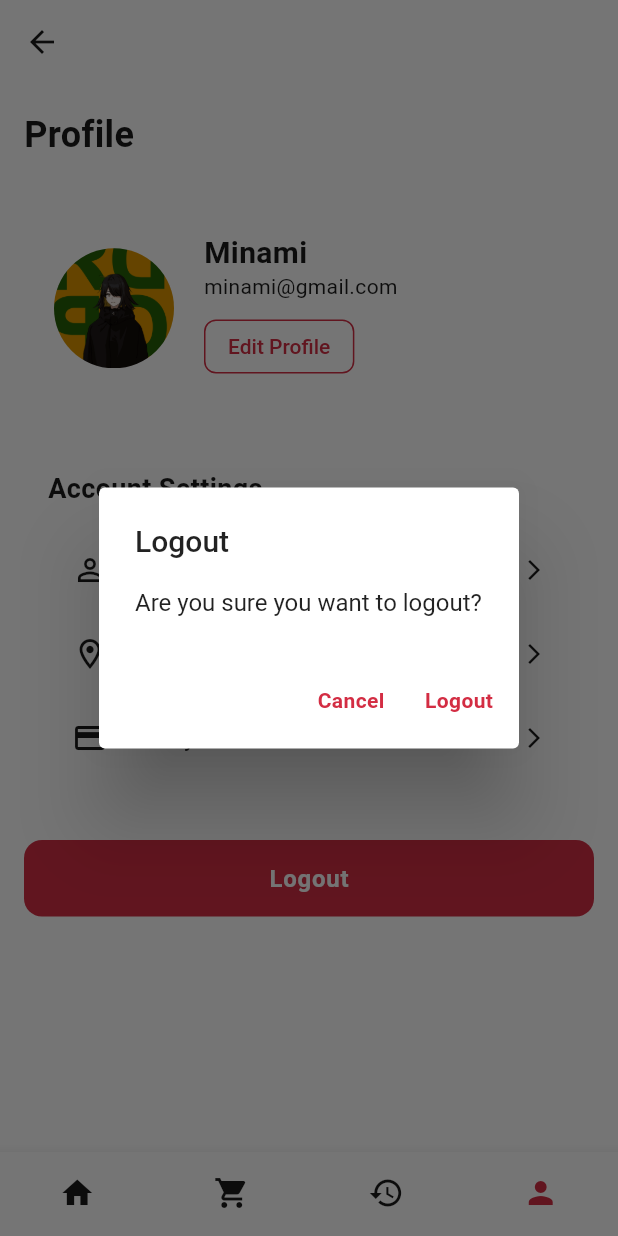
After one commit to jamesrhoey/RamenFullXpress, a Flutter app: the HomePage screen opened by its route, item 4 of the bottom bar chosen, after a tap on "Logout", on a phone screen of 412 x 824 dp. The commit adds this screen. Run offline on Flutter 3.47's test engine with Material 3 defaults, Android fonts, the phone set to English and light mode, and no system bars.

Commit message:
week 2 day 1 done

```diff
--- a/ramenmobileapp/lib/address_page.dart
+++ b/ramenmobileapp/lib/address_page.dart
@@ -1,7 +1,7 @@
 import 'package:flutter/material.dart';
 
 class AddressPage extends StatelessWidget {
-  const AddressPage({Key? key}) : super(key: key);
+  const AddressPage({super.key});
 
   @override
   Widget build(BuildContext context) {
@@ -52,8 +52,8 @@ class AddressPage extends StatelessWidget {
       floatingActionButton: FloatingActionButton(
         onPressed: () {},
         backgroundColor: Colors.red,
+        shape: RoundedRectangleBorder(borderRadius: BorderRadius.circular(12)),
         child: const Icon(Icons.add, color: Colors.white),
-        shape: RoundedRectangleBorder(borderRadius: BorderRadius.circular(12)),
       ),
       floatingActionButtonLocation: FloatingActionButtonLocation.endFloat,
       backgroundColor: Colors.white,
--- a/ramenmobileapp/lib/homepage.dart
+++ b/ramenmobileapp/lib/homepage.dart
@@ -266,7 +266,7 @@ class _HomePageState extends State<HomePage> {
                             ),
                           ),
                         );
-                      }).toList(),
+                      }),
                     ],
                   ),
                 ),
@@ -278,7 +278,7 @@ class _HomePageState extends State<HomePage> {
                   color: Colors.white,
                   boxShadow: [
                     BoxShadow(
-                      color: Colors.grey.withOpacity(0.1),
+                      color: Colors.grey.withValues(red: 128, green: 128, blue: 128, alpha: 10),
                       spreadRadius: 1,
                       blurRadius: 10,
                       offset: const Offset(0, -1),
@@ -556,7 +556,7 @@ class _HomePageState extends State<HomePage> {
           color: Colors.white,
           boxShadow: [
             BoxShadow(
-              color: Colors.grey.withOpacity(0.1),
+              color: Colors.grey.withValues(red: 128, green: 128, blue: 128, alpha: 10),
               spreadRadius: 1,
               blurRadius: 10,
               offset: const Offset(0, -1),
--- a/ramenmobileapp/lib/invoice_page.dart
+++ b/ramenmobileapp/lib/invoice_page.dart
@@ -247,7 +247,7 @@ class _InvoicePageState extends State<InvoicePage> {
                   ],
                 ),
               );
-            }).toList(),
+            }),
           ],
         ),
       ),
--- a/ramenmobileapp/lib/main.dart
+++ b/ramenmobileapp/lib/main.dart
@@ -157,6 +157,9 @@ class MyApp extends StatelessWidget {
         '/invoice': (context) => const InvoicePage(order: {}),
         '/notifications': (context) => const NotificationPage(),
         '/profile': (context) => const ProfilePage(),
+        '/edit-profile': (context) => const EditprofilePage(),
+        '/payment-method': (context) => const PaymentmethodPage(),
+        '/address': (context) => const AddressPage(),
       },
     );
   }
--- a/ramenmobileapp/lib/notification_page.dart
+++ b/ramenmobileapp/lib/notification_page.dart
@@ -81,11 +81,6 @@ class _NotificationPageState extends State<NotificationPage> {
     return _notifications.where((notification) => !notification['isRead']).toList();
   }
 
-  void _toggleNotificationFilter() {
-    setState(() {
-      _showAllNotifications = !_showAllNotifications;
-    });
-  }
 
   void _markAsRead(String notificationId) {
     setState(() {
@@ -233,13 +228,13 @@ class _NotificationPageState extends State<NotificationPage> {
         borderRadius: BorderRadius.circular(16),
         border: Border.all(
           color: isUnread
-              ? const Color(0xFFD32D43).withOpacity(0.2)
+              ? const Color(0xFFD32D43).withValues(red: 211, green: 45, blue: 67, alpha: 20)
               : Colors.grey[200]!,
           width: isUnread ? 2 : 1,
         ),
         boxShadow: [
           BoxShadow(
-            color: Colors.black.withOpacity(0.05),
+            color: Colors.black.withValues(red: 0, green: 0, blue: 0, alpha: 5),
             blurRadius: 10,
             offset: const Offset(0, 2),
           ),
--- a/ramenmobileapp/lib/order_history.dart
+++ b/ramenmobileapp/lib/order_history.dart
@@ -173,9 +173,6 @@ class _OrderHistoryPageState extends State<OrderHistoryPage> {
                               splashColor: Color(0x1AD32D43),
                               highlightColor: Colors.transparent,
                               onTap: () {
-                                // Debug: Print order data
-                                print('Navigating to invoice with order: $order');
-
                                 // Navigate to invoice page with order details
                                 Navigator.push(
                                   context,
@@ -279,7 +276,7 @@ class _OrderHistoryPageState extends State<OrderHistoryPage> {
                               ),
                             ),
                           );
-                        }).toList(),
+                        }),
                       ],
                     ),
                   ),
@@ -291,7 +288,7 @@ class _OrderHistoryPageState extends State<OrderHistoryPage> {
           color: Colors.white,
           boxShadow: [
             BoxShadow(
-              color: Colors.grey.withOpacity(0.1),
+              color: Colors.grey.withValues(red: 128, green: 128, blue: 128, alpha: 10),
               spreadRadius: 1,
               blurRadius: 10,
               offset: const Offset(0, -1),
--- a/ramenmobileapp/lib/payment_page.dart
+++ b/ramenmobileapp/lib/payment_page.dart
@@ -442,7 +442,7 @@ class _PaymentPageState extends State<PaymentPage> {
         color: Colors.white,
         boxShadow: [
           BoxShadow(
-            color: Colors.grey.withOpacity(0.1),
+            color: Colors.grey.withValues(red: 128, green: 128, blue: 128, alpha: 10),
             spreadRadius: 1,
             blurRadius: 10,
             offset: const Offset(0, -1),
--- /dev/null
+++ b/ramenmobileapp/lib/profile_page.dart
@@ -0,0 +1,303 @@
+import 'package:flutter/material.dart';
+
+
+class ProfilePage extends StatefulWidget {
+  const ProfilePage({super.key});
+
+  @override
+  State<ProfilePage> createState() => _ProfilePageState();
+}
+
+class _ProfilePageState extends State<ProfilePage> {
+  Map<String, String> profile = {
+    'name': 'Minami',
+    'email': 'minami@gmail.com',
+    'phone': '+63 912 420 6969',
+    'profileImage': 'assets/profilesgg.png',
+  };
+
+  Widget _buildSection(String title, List<Widget> children) {
+    return Container(
+      padding: const EdgeInsets.all(16),
+      decoration: BoxDecoration(
+        color: Colors.white,
+        borderRadius: BorderRadius.circular(15),
+        boxShadow: [
+          BoxShadow(
+            color: Colors.grey.withValues(red: 128, green: 128, blue: 128, alpha: 26),
+            spreadRadius: 1,
+            blurRadius: 5,
+            offset: const Offset(0, 2),
+          ),
+        ],
+      ),
+      child: Column(
+        crossAxisAlignment: CrossAxisAlignment.start,
+        children: [
+          Text(
+            title,
+            style: const TextStyle(
+              fontSize: 18,
+              fontWeight: FontWeight.bold,
+              color: Color(0xFF1A1A1A),
+            ),
+          ),
+          const SizedBox(height: 16),
+          ...children,
+        ],
+      ),
+    );
+  }
+
+  Widget _buildMenuItem(IconData icon, String title, VoidCallback onTap) {
+    return ListTile(
+      leading: Icon(icon, color: const Color(0xFF1A1A1A)),
+      title: Text(
+        title,
+        style: const TextStyle(
+          color: Color(0xFF1A1A1A),
+          fontSize: 16,
+        ),
+      ),
+      trailing: const Icon(Icons.arrow_forward_ios, size: 16, color: Color(0xFF1A1A1A)),
+      onTap: onTap,
+    );
+  }
+
+  @override
+  Widget build(BuildContext context) {
+    return Scaffold(
+      body: CustomScrollView(
+        slivers: [
+          SliverAppBar(
+            floating: true,
+            pinned: true,
+            expandedHeight: 120,
+            backgroundColor: Colors.white,
+            flexibleSpace: FlexibleSpaceBar(
+              background: Container(
+                color: Colors.white,
+                padding: const EdgeInsets.only(top: 60, left: 16, right: 16),
+                child: const Row(
+                  children: [
+                    Text(
+                      'Profile',
+                      style: TextStyle(
+                        color: Color(0xFF1A1A1A),
+                        fontSize: 24,
+                        fontWeight: FontWeight.bold,
+                      ),
+                    ),
+                  ],
+                ),
+              ),
+            ),
+          ),
+          SliverToBoxAdapter(
+            child: Padding(
+              padding: const EdgeInsets.all(16.0),
+              child: Column(
+                children: [
+                  // Profile Header
+                  Container(
+                    padding: const EdgeInsets.all(20),
+                    decoration: BoxDecoration(
+                      color: Colors.white,
+                      borderRadius: BorderRadius.circular(15),
+                      boxShadow: [
+                        BoxShadow(
+                          color: Colors.grey.withValues(red: 128, green: 128, blue: 128, alpha: 26),
+                          spreadRadius: 1,
+                          blurRadius: 5,
+                          offset: const Offset(0, 2),
+                        ),
+                      ],
+                    ),
+                    child: Row(
+                      children: [
+                        ClipOval(
+                          child: Container(
+                            width: 80,
+                            height: 80,
+                            decoration: BoxDecoration(
+                              color: Colors.grey[200],
+                            ),
+                            child: Image.asset(
+                              profile['profileImage']!,
+                              width: 80,
+                              height: 80,
+                              fit: BoxFit.cover,
+                            ),
+                          ),
+                        ),
+                        const SizedBox(width: 20),
+                        Expanded(
+                          child: Column(
+                            crossAxisAlignment: CrossAxisAlignment.start,
+                            children: [
+                              Text(
+                                profile['name']!,
+                                style: const TextStyle(
+                                  fontSize: 20,
+                                  fontWeight: FontWeight.bold,
+                                ),
+                              ),
+                              const SizedBox(height: 4),
+                              Text(
+                                profile['email']!,
+                                style: const TextStyle(
+                                  color: Color(0xFF1A1A1A),
+                                  fontSize: 14,
+                                ),
+                              ),
+                              const SizedBox(height: 8),
+                              OutlinedButton(
+                                onPressed: () {
+                                  Navigator.pushNamed(context, '/edit-profile');
+                                },
+                                style: OutlinedButton.styleFrom(
+                                  side: const BorderSide(color: Color(0xFFD32D43)),
+                                  shape: RoundedRectangleBorder(
+                                    borderRadius: BorderRadius.circular(8),
+                                  ),
+                                ),
+                                child: const Text(
+                                  'Edit Profile',
+                                  style: TextStyle(color: Color(0xFFD32D43)),
+                                ),
+                              ),
+                            ],
+                          ),
+                        ),
+                      ],
+                    ),
+                  ),
+                  const SizedBox(height: 24),
+
+                  // Account Settings Section
+                  _buildSection(
+                    'Account Settings',
+                    [
+                      _buildMenuItem(
+                        Icons.person_outline,
+                        'Personal Information',
+                        () {
+                          Navigator.pushNamed(context, '/edit-profile');
+                        },
+                      ),
+                      _buildMenuItem(
+                        Icons.location_on_outlined,
+                        'Delivery Addresses',
+                        () {
+                          Navigator.pushNamed(context, '/address');
+                        },
+                      ),
+                      _buildMenuItem(
+                        Icons.credit_card_outlined,
+                        'Payment Methods',
+                        () {
+                          Navigator.pushNamed(context, '/payment-method');
+                        },
+                      ),
+                    ],
+                  ),
+                  const SizedBox(height: 24),
+
+                  // Logout Button
+                  SizedBox(
+                    width: double.infinity,
+                    child: ElevatedButton(
+                      onPressed: () {
+                        showDialog(
+                          context: context,
+                          builder: (context) => AlertDialog(
+                            title: const Text('Logout'),
+                            content: const Text('Are you sure you want to logout?'),
+                            actions: [
+                              TextButton(
+                                onPressed: () => Navigator.pop(context),
+                                child: const Text('Cancel'),
+                              ),
+                              TextButton(
+                                onPressed: () {
+                                  Navigator.pushReplacementNamed(context, '/login');
+                                },
+                                child: const Text(
+                                  'Logout',
+                                  style: TextStyle(color: Color(0xFFD32D43)),
+                                ),
+                              ),
+                            ],
+                          ),
+                        );
+                      },
+                      style: ElevatedButton.styleFrom(
+                        backgroundColor: const Color(0xFFD32D43),
+                        foregroundColor: Colors.white,
+                        padding: const EdgeInsets.symmetric(vertical: 16),
+                        shape: RoundedRectangleBorder(
+                          borderRadius: BorderRadius.circular(12),
+                        ),
+                      ),
+                      child: const Text(
+                        'Logout',
+                        style: TextStyle(
+                          fontSize: 16,
+                          fontWeight: FontWeight.bold,
+                        ),
+                      ),
+                    ),
+                  ),
+                ],
+              ),
+            ),
+          ),
+        ],
+      ),
+      bottomNavigationBar: Container(
+        decoration: BoxDecoration(
+          color: Colors.white,
+          boxShadow: [
+            BoxShadow(
+              color: Colors.grey.withValues(red: 128, green: 128, blue: 128, alpha: 10),
+              spreadRadius: 1,
+              blurRadius: 10,
+              offset: const Offset(0, -1),
+            ),
+          ],
+        ),
+        child: BottomNavigationBar(
+          currentIndex: 3, // Profile is selected
+          onTap: (index) {
+            switch (index) {
+              case 0:
+                Navigator.pushReplacementNamed(context, '/home');
+                break;
+              case 1:
+                Navigator.pushReplacementNamed(context, '/payment');
+                break;
+              case 2:
+                Navigator.pushReplacementNamed(context, '/order-history');
+                break;
+              case 3:
+                // Already on profile page
+                break;
+            }
+          },
+          items: const [
+            BottomNavigationBarItem(icon: Icon(Icons.home), label: ''),
+            BottomNavigationBarItem(icon: Icon(Icons.shopping_cart), label: ''),
+            BottomNavigationBarItem(icon: Icon(Icons.history), label: ''),
+            BottomNavigationBarItem(icon: Icon(Icons.person), label: ''),
+          ],
+          selectedItemColor: const Color(0xFFD32D43),
+          unselectedItemColor: const Color(0xFF1A1A1A),
+          showSelectedLabels: false,
+          showUnselectedLabels: false,
+          backgroundColor: Colors.white,
+          type: BottomNavigationBarType.fixed,
+        ),
+      ),
+    );
+  }
+}
--- a/ramenmobileapp/pubspec.yaml
+++ b/ramenmobileapp/pubspec.yaml
@@ -69,6 +69,8 @@ flutter:
     - assets/ramen3.jpg
     - assets/ramen4.jpg
     - assets/ramen5.jpg
+    - assets/profiles.jpg
+    - assets/profilesgg.png
 
   # An image asset can refer to one or more resolution-specific "variants", see
   # https://flutter.dev/to/resolution-aware-images
```
Also changed, not shown: ramenmobileapp/assets/profiles.jpg (added), ramenmobileapp/assets/profilesgg.png (added).
